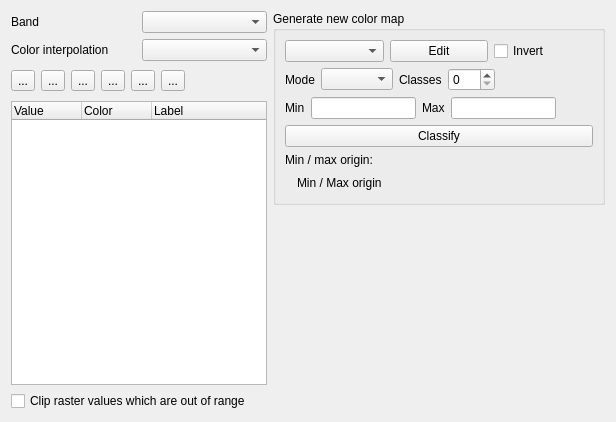
Qt form src/ui/qgssinglebandpseudocolorrendererwidgetbase.ui (qgis/QGIS) before a commit.
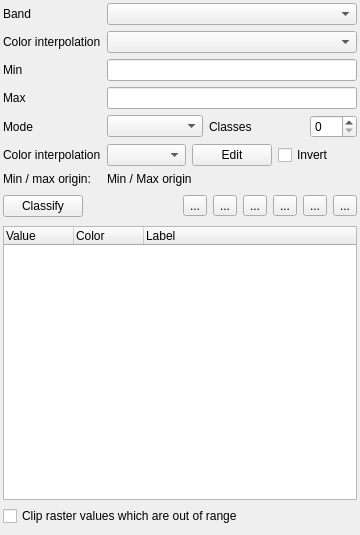
The same form after that commit. Icons and pictures are not drawn. Custom widgets are drawn as their Qt base class.

Commit message:
Start of raster style dock support
\o/

```diff
--- a/src/ui/qgssinglebandpseudocolorrendererwidgetbase.ui
+++ b/src/ui/qgssinglebandpseudocolorrendererwidgetbase.ui
@@ -6,42 +6,39 @@
    <rect>
     <x>0</x>
     <y>0</y>
-    <width>616</width>
-    <height>422</height>
+    <width>360</width>
+    <height>535</height>
    </rect>
   </property>
   <property name="windowTitle">
    <string>Form</string>
   </property>
-  <layout class="QHBoxLayout" name="horizontalLayout_5">
-   <item>
-    <layout class="QVBoxLayout" name="verticalLayout">
-     <item>
       <layout class="QGridLayout" name="gridLayout">
-       <item row="0" column="0">
-        <widget class="QLabel" name="mBandLabel">
-         <property name="text">
-          <string>Band</string>
-         </property>
-        </widget>
-       </item>
-       <item row="0" column="1">
-        <widget class="QComboBox" name="mBandComboBox"/>
-       </item>
-       <item row="1" column="1">
-        <widget class="QComboBox" name="mColorInterpolationComboBox"/>
-       </item>
-       <item row="1" column="0">
-        <widget class="QLabel" name="mColorInterpolationLabel">
-         <property name="text">
-          <string>Color interpolation</string>
-         </property>
-        </widget>
-       </item>
-      </layout>
-     </item>
-     <item>
+   <property name="margin">
+    <number>3</number>
+   </property>
+   <item row="10" column="0" colspan="2">
       <layout class="QHBoxLayout" name="horizontalLayout_3">
+     <item>
+      <widget class="QPushButton" name="mClassifyButton">
+       <property name="text">
+        <string>Classify</string>
+       </property>
+      </widget>
+     </item>
+     <item>
+      <spacer name="horizontalSpacer">
+       <property name="orientation">
+        <enum>Qt::Horizontal</enum>
+       </property>
+       <property name="sizeHint" stdset="0">
+        <size>
+         <width>48</width>
+         <height>28</height>
+        </size>
+       </property>
+      </spacer>
+     </item>
        <item>
         <widget class="QToolButton" name="mAddEntryButton">
          <property name="toolTip">
@@ -126,76 +123,50 @@
          </property>
         </widget>
        </item>
-       <item>
-        <spacer name="horizontalSpacer">
-         <property name="orientation">
-          <enum>Qt::Horizontal</enum>
-         </property>
-         <property name="sizeHint" stdset="0">
-          <size>
-           <width>48</width>
-           <height>28</height>
-          </size>
-         </property>
-        </spacer>
-       </item>
-      </layout>
-     </item>
-     <item>
-      <widget class="QTreeWidget" name="mColormapTreeWidget">
-       <property name="sizePolicy">
-        <sizepolicy hsizetype="MinimumExpanding" vsizetype="Expanding">
-         <horstretch>0</horstretch>
-         <verstretch>0</verstretch>
-        </sizepolicy>
-       </property>
-       <attribute name="headerDefaultSectionSize">
-        <number>70</number>
-       </attribute>
-       <attribute name="headerMinimumSectionSize">
-        <number>10</number>
-       </attribute>
-       <attribute name="headerStretchLastSection">
-        <bool>true</bool>
-       </attribute>
-       <column>
+    </layout>
+   </item>
+   <item row="1" column="1">
+    <widget class="QComboBox" name="mColorInterpolationComboBox"/>
+   </item>
+   <item row="5" column="0">
+    <widget class="QLabel" name="mMaxLabel">
         <property name="text">
-         <string>Value</string>
-        </property>
-       </column>
-       <column>
+      <string>Max</string>
+     </property>
+    </widget>
+   </item>
+   <item row="6" column="0">
+    <widget class="QLabel" name="mClassificationModeLabel">
         <property name="text">
-         <string>Color</string>
-        </property>
-       </column>
-       <column>
+      <string>Mode</string>
+     </property>
+    </widget>
+   </item>
+   <item row="0" column="0">
+    <widget class="QLabel" name="mBandLabel">
         <property name="text">
-         <string>Label</string>
-        </property>
-       </column>
-      </widget>
-     </item>
-     <item>
-      <widget class="QCheckBox" name="mClipCheckBox">
-       <property name="toolTip">
-        <string>If checked, any pixels with a value out of range will not be rendered</string>
-       </property>
+      <string>Band</string>
+     </property>
+    </widget>
+   </item>
+   <item row="4" column="0">
+    <widget class="QLabel" name="mMinLabel">
        <property name="text">
-        <string>Clip raster values which are out of range</string>
+      <string>Min</string>
        </property>
       </widget>
      </item>
-    </layout>
+   <item row="0" column="1">
+    <widget class="QComboBox" name="mBandComboBox"/>
    </item>
-   <item>
-    <layout class="QVBoxLayout" name="verticalLayout_3">
-     <item>
-      <widget class="QGroupBox" name="grpGenerateColorMap">
-       <property name="title">
-        <string>Generate new color map</string>
-       </property>
-       <layout class="QVBoxLayout" name="verticalLayout_4">
-        <item>
+   <item row="7" column="0">
+    <widget class="QLabel" name="mColorInterpolationLabel_2">
+     <property name="text">
+      <string>Color interpolation</string>
+     </property>
+    </widget>
+   </item>
+   <item row="7" column="1">
          <layout class="QHBoxLayout" name="horizontalLayout_2">
           <item>
            <widget class="QgsColorRampComboBox" name="mColorRampComboBox"/>
@@ -216,15 +187,28 @@
           </item>
          </layout>
         </item>
-        <item>
+   <item row="1" column="0">
+    <widget class="QLabel" name="mColorInterpolationLabel">
+     <property name="text">
+      <string>Color interpolation</string>
+     </property>
+    </widget>
+   </item>
+   <item row="8" column="1">
+    <widget class="QLabel" name="mMinMaxOriginLabel">
+     <property name="sizePolicy">
+      <sizepolicy hsizetype="Expanding" vsizetype="Preferred">
+       <horstretch>0</horstretch>
+       <verstretch>0</verstretch>
+      </sizepolicy>
+     </property>
+     <property name="text">
+      <string>Min / Max origin</string>
+     </property>
+    </widget>
+   </item>
+   <item row="6" column="1">
          <layout class="QHBoxLayout" name="horizontalLayout">
-          <item>
-           <widget class="QLabel" name="mClassificationModeLabel">
-            <property name="text">
-             <string>Mode</string>
-            </property>
-           </widget>
-          </item>
           <item>
            <widget class="QComboBox" name="mClassificationModeComboBox"/>
           </item>
@@ -251,99 +235,13 @@
             </property>
            </widget>
           </item>
-          <item>
-           <spacer name="horizontalSpacer_6">
-            <property name="orientation">
-             <enum>Qt::Horizontal</enum>
-            </property>
-            <property name="sizeHint" stdset="0">
-             <size>
-              <width>40</width>
-              <height>20</height>
-             </size>
-            </property>
-           </spacer>
-          </item>
-         </layout>
-        </item>
-        <item>
-         <layout class="QHBoxLayout" name="horizontalLayout_4">
-          <item>
-           <widget class="QLabel" name="mMinLabel">
-            <property name="text">
-             <string>Min</string>
-            </property>
-           </widget>
-          </item>
-          <item>
-           <widget class="QLineEdit" name="mMinLineEdit"/>
-          </item>
-          <item>
-           <widget class="QLabel" name="mMaxLabel">
-            <property name="text">
-             <string>Max</string>
-            </property>
-           </widget>
-          </item>
-          <item>
-           <widget class="QLineEdit" name="mMaxLineEdit"/>
-          </item>
-          <item>
-           <spacer name="horizontalSpacer_3">
-            <property name="orientation">
-             <enum>Qt::Horizontal</enum>
-            </property>
-            <property name="sizeHint" stdset="0">
-             <size>
-              <width>40</width>
-              <height>20</height>
-             </size>
-            </property>
-           </spacer>
-          </item>
-         </layout>
-        </item>
-        <item>
-         <widget class="QPushButton" name="mClassifyButton">
-          <property name="text">
-           <string>Classify</string>
-          </property>
-         </widget>
-        </item>
-        <item>
+    </layout>
+   </item>
+   <item row="8" column="0">
          <layout class="QGridLayout" name="gridLayout_3">
           <property name="verticalSpacing">
            <number>6</number>
           </property>
-          <item row="1" column="1">
-           <widget class="QLabel" name="mMinMaxOriginLabel">
-            <property name="sizePolicy">
-             <sizepolicy hsizetype="Expanding" vsizetype="Preferred">
-              <horstretch>0</horstretch>
-              <verstretch>0</verstretch>
-             </sizepolicy>
-            </property>
-            <property name="text">
-             <string>Min / Max origin</string>
-            </property>
-           </widget>
-          </item>
-          <item row="1" column="0">
-           <spacer name="horizontalSpacer_4">
-            <property name="orientation">
-             <enum>Qt::Horizontal</enum>
-            </property>
-            <property name="sizeType">
-             <enum>QSizePolicy::Fixed</enum>
-            </property>
-            <property name="sizeHint" stdset="0">
-             <size>
-              <width>6</width>
-              <height>20</height>
-             </size>
-            </property>
-           </spacer>
-          </item>
           <item row="0" column="0" colspan="2">
            <widget class="QLabel" name="label_2">
             <property name="text">
@@ -353,26 +251,58 @@
           </item>
          </layout>
         </item>
-       </layout>
-      </widget>
-     </item>
-     <item>
+   <item row="11" column="0" colspan="2">
+    <widget class="QTreeWidget" name="mColormapTreeWidget">
+     <property name="sizePolicy">
+      <sizepolicy hsizetype="MinimumExpanding" vsizetype="Expanding">
+       <horstretch>0</horstretch>
+       <verstretch>0</verstretch>
+      </sizepolicy>
+     </property>
+     <attribute name="headerDefaultSectionSize">
+      <number>70</number>
+     </attribute>
+     <attribute name="headerMinimumSectionSize">
+      <number>10</number>
+     </attribute>
+     <attribute name="headerStretchLastSection">
+      <bool>true</bool>
+     </attribute>
+     <column>
+      <property name="text">
+       <string>Value</string>
+      </property>
+     </column>
+     <column>
+      <property name="text">
+       <string>Color</string>
+      </property>
+     </column>
+     <column>
+      <property name="text">
+       <string>Label</string>
+      </property>
+     </column>
+    </widget>
+   </item>
+   <item row="5" column="1">
+    <widget class="QLineEdit" name="mMaxLineEdit"/>
+   </item>
+   <item row="12" column="0" colspan="2">
+    <widget class="QCheckBox" name="mClipCheckBox">
+     <property name="toolTip">
+      <string>If checked, any pixels with a value out of range will not be rendered</string>
+     </property>
+     <property name="text">
+      <string>Clip raster values which are out of range</string>
+     </property>
+    </widget>
+   </item>
+   <item row="13" column="0" colspan="2">
       <widget class="QWidget" name="mMinMaxContainerWidget" native="true"/>
      </item>
-     <item>
-      <spacer name="verticalSpacer">
-       <property name="orientation">
-        <enum>Qt::Vertical</enum>
-       </property>
-       <property name="sizeHint" stdset="0">
-        <size>
-         <width>20</width>
-         <height>40</height>
-        </size>
-       </property>
-      </spacer>
-     </item>
-    </layout>
+   <item row="4" column="1">
+    <widget class="QLineEdit" name="mMinLineEdit"/>
    </item>
   </layout>
  </widget>
```
Left out of the diff: 3 changed lines with no effect on the pictures. Lines whose indentation alone changed are shown as unchanged. The commit also changes 10 other files.
